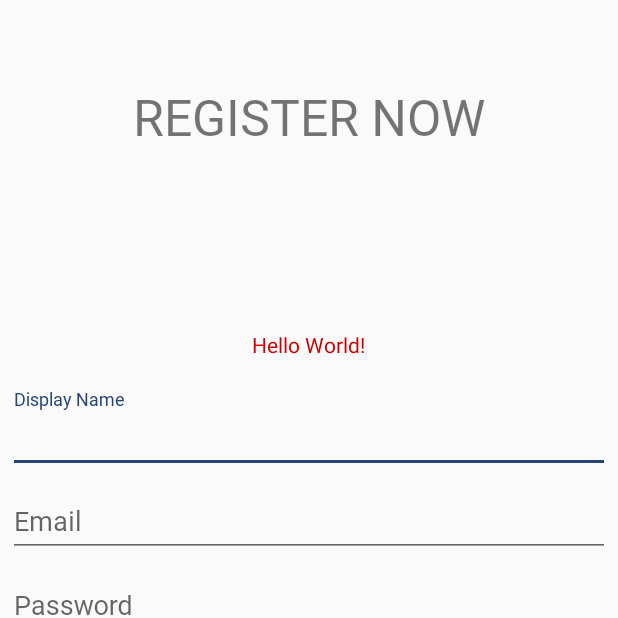
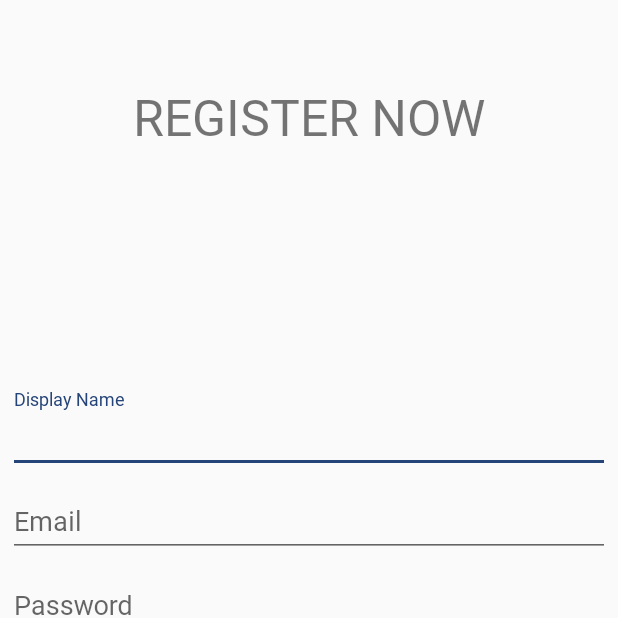
Before and after one commit to Jcarl11/JoeyChatApp, an Android app: the RegisterActivity screen opened directly, with no data from a screen before it, on a phone screen of 412 x 824 dp, the top half of it. Run offline under Robolectric (Android 15) with nearby library versions, the phone set to English and light mode, and no system bars; our stand-ins replace ButterKnife.

Commit message:
added validation on register

```diff
--- a/app/src/main/res/layout/activity_register.xml
+++ b/app/src/main/res/layout/activity_register.xml
@@ -21,14 +21,16 @@
             android:text="REGISTER NOW"
             android:textSize="15pt"
             android:fontFamily="@font/roboto" />
+
         <TextView
             android:id="@+id/TV_MESSAGE"
             android:layout_width="wrap_content"
             android:layout_height="wrap_content"
+            android:layout_gravity="center"
+            android:layout_margin="20dp"
             android:text="Hello World!"
-            android:layout_gravity="center"
             android:textColor="@android:color/holo_red_dark"
-            android:layout_margin="20dp"/>
+            android:visibility="invisible" />
 
         <android.support.design.widget.TextInputLayout
             android:layout_width="match_parent"
```
Also changed, not shown: app/src/main/java/com/example/windows/joeychatapp/RegisterActivity.java (+30 -1 lines).
